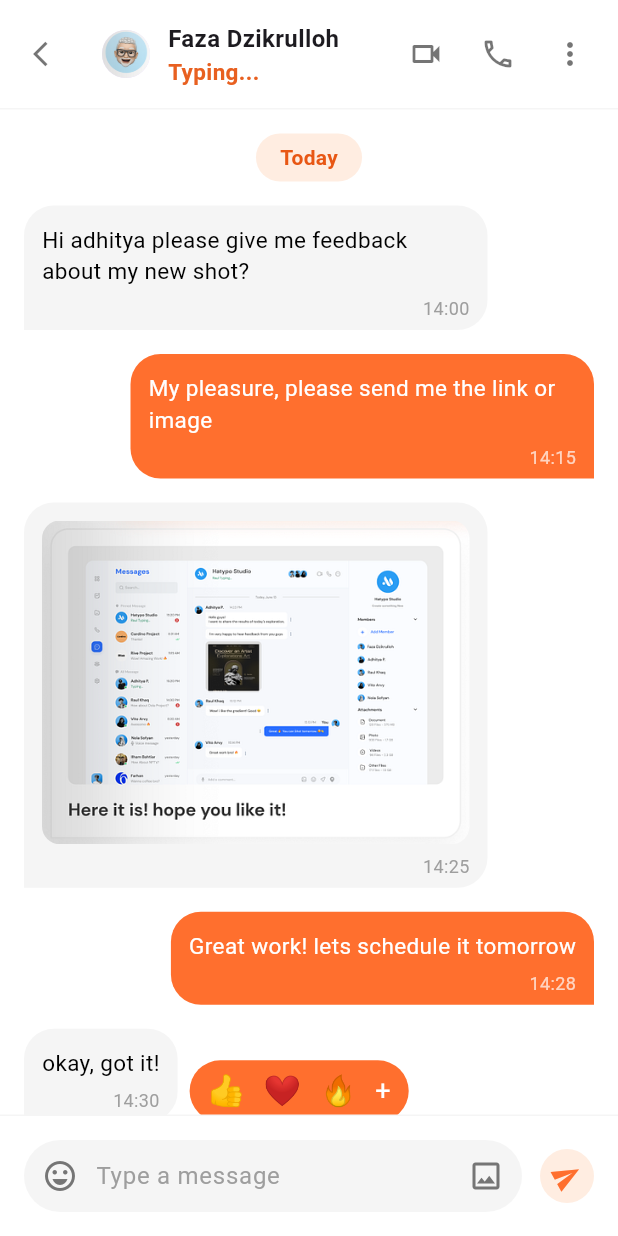
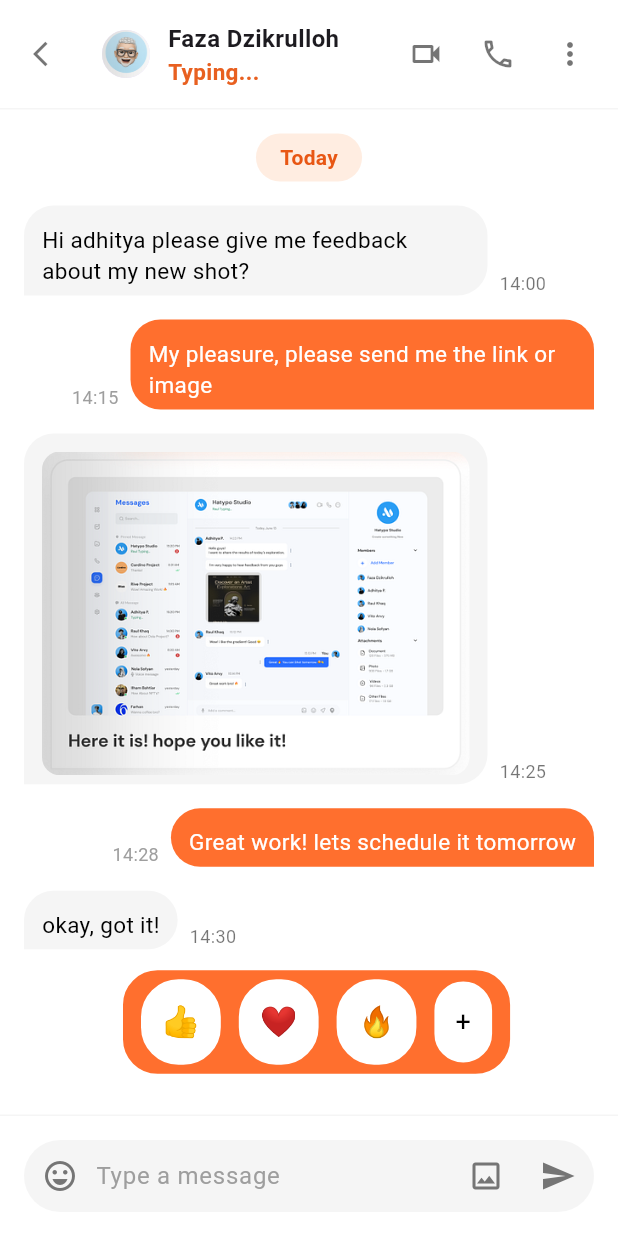
Before and after one commit to keerthana2331/chat_flutter, a Flutter app: the screen it shows after launch, after a tap on "Let's Get Started", after a tap on "Faza Dzikrulloh", on a phone screen of 412 x 824 dp. Run offline on Flutter 3.47's test engine with Material 3 defaults, Android fonts, the phone set to English and light mode, and no system bars.

Commit message:
made some changes

```diff
--- a/lib/screens/screen3.dart
+++ b/lib/screens/screen3.dart
@@ -127,7 +127,7 @@ class ChatScreenState extends State<ChatScreen> {
 
   Widget buildMessageList() {
     return ListView(
-      padding: const EdgeInsets.all(16),
+      padding: const EdgeInsets.fromLTRB(16, 16, 16, 80),
       children: [
         Center(
           child: Container(
@@ -163,14 +163,60 @@ class ChatScreenState extends State<ChatScreen> {
                 message.isMe ? MainAxisAlignment.end : MainAxisAlignment.start,
             crossAxisAlignment: CrossAxisAlignment.end,
             children: [
+              if (!message.isMe) ...[
+                buildMessageBubble(message),
+                const SizedBox(width: 8),
+                Text(
+                  message.time,
+                  style: const TextStyle(
+                    color: Colors.black54,
+                    fontSize: 12,
+                  ),
+                ),
+              ] else ...[
+                Text(
+                  message.time,
+                  style: const TextStyle(
+                    color: Colors.grey,
+                    fontSize: 12,
+                  ),
+                ),
+                const SizedBox(width: 8),
+                buildMessageBubble(message),
+              ],
+            ],
+          ),
+          if (message.showReactions) ...[
+            const SizedBox(height: 4),
+            Row(
+              mainAxisAlignment: message.isMe
+                  ? MainAxisAlignment.end
+                  : MainAxisAlignment.start,
+              children: [
+                if (!message.isMe) const SizedBox(width: 48),
+                Padding(
+                  padding: const EdgeInsets.only(top: 8, left: 16),
+                  child: buildReactionBar(),
+                ),
+              ],
+            ),
+          ],
+        ],
+      ),
+    );
+  }
+
+  Widget buildMessageBubble(Message message) {
+    return Column(
+      crossAxisAlignment: CrossAxisAlignment.start,
+      children: [
         Container(
           constraints: BoxConstraints(
             maxWidth: MediaQuery.of(context).size.width * 0.75,
           ),
           decoration: BoxDecoration(
-                  color: message.isMe
-                      ? const Color(0xFFFF6F2E)
-                      : Colors.grey.shade100,
+            color:
+                message.isMe ? const Color(0xFFFF6F2E) : Colors.grey.shade100,
             borderRadius: BorderRadius.only(
               topLeft: const Radius.circular(20),
               topRight: const Radius.circular(20),
@@ -178,10 +224,7 @@ class ChatScreenState extends State<ChatScreen> {
               bottomRight: Radius.circular(message.isMe ? 0 : 20),
             ),
           ),
-                child: Column(
-                  crossAxisAlignment: CrossAxisAlignment.end,
-                  children: [
-                    Padding(
+          child: Padding(
             padding: const EdgeInsets.fromLTRB(12, 12, 12, 6),
             child: Column(
               crossAxisAlignment: CrossAxisAlignment.start,
@@ -190,8 +233,7 @@ class ChatScreenState extends State<ChatScreen> {
                   Text(
                     message.text!,
                     style: TextStyle(
-                                color:
-                                    message.isMe ? Colors.white : Colors.black,
+                      color: message.isMe ? Colors.white : Colors.black,
                       fontSize: 15,
                     ),
                   ),
@@ -209,27 +251,18 @@ class ChatScreenState extends State<ChatScreen> {
               ],
             ),
           ),
-                    Padding(
-                      padding: const EdgeInsets.only(right: 12, bottom: 6),
-                      child: Text(
-                        message.time,
-                        style: TextStyle(
-                          color: message.isMe ? Colors.white70 : Colors.grey,
-                          fontSize: 12,
-                        ),
-                      ),
         ),
       ],
-                ),
-              ),
-              if (message.showReactions) ...[
-                const SizedBox(width: 8),
-                Container(
-                  padding:
-                      const EdgeInsets.symmetric(horizontal: 12, vertical: 6),
+    );
+  }
+
+  Widget buildReactionBar() {
+    return Container(
+      padding: const EdgeInsets.symmetric(horizontal: 12, vertical: 6),
       decoration: BoxDecoration(
         color: const Color(0xFFFF6F2E),
         borderRadius: BorderRadius.circular(25),
+        border: Border.all(color: Colors.white, width: 2),
       ),
       child: Row(
         mainAxisSize: MainAxisSize.min,
@@ -243,23 +276,29 @@ class ChatScreenState extends State<ChatScreen> {
           buildReactionButton('+', isText: true),
         ],
       ),
-                ),
-              ],
-            ],
-          ),
-        ],
-      ),
     );
   }
 
   Widget buildReactionButton(String emoji, {bool isText = false}) {
     return GestureDetector(
-      onTap: () {},
+      onTap: () {
+        // Handle reaction
+      },
+      child: Container(
+        decoration: BoxDecoration(
+          color: Colors.white,
+          border: Border.all(color: Colors.white, width: 2),
+          borderRadius: BorderRadius.circular(25),
+        ),
+        padding: const EdgeInsets.all(12),
+        child: Center(
           child: Text(
             emoji,
             style: TextStyle(
               fontSize: isText ? 18 : 20,
-          color: isText ? Colors.white : null,
+              color: isText ? Colors.black : Colors.black,
+            ),
+          ),
         ),
       ),
     );
@@ -306,23 +345,23 @@ class ChatScreenState extends State<ChatScreen> {
                     color: Colors.grey.shade600,
                     onPressed: () {},
                   ),
+                  IconButton(
+                    icon: const Icon(Icons.send),
+                    color: Colors.grey.shade600,
+                    onPressed: () {
+                      if (messageController.text.isNotEmpty) {
+                        setState(() {
+                          messages.add(Message(
+                            text: messageController.text,
+                            time: "Now",
+                            isMe: true,
+                          ));
+                          messageController.clear();
+                        });
+                      }
+                    },
+                  ),
                 ],
-              ),
-            ),
-          ),
-          const SizedBox(width: 12),
-          Container(
-            padding: const EdgeInsets.all(8),
-            decoration: const BoxDecoration(
-              color: Color(0xFFFFEDE1),
-              shape: BoxShape.circle,
-            ),
-            child: Transform.rotate(
-              angle: -0.5,
-              child: const Icon(
-                Icons.send,
-                color: Color(0xFFFF6F2E),
-                size: 20,
               ),
             ),
           ),
@@ -330,26 +369,20 @@ class ChatScreenState extends State<ChatScreen> {
       ),
     );
   }
-
-  @override
-  void dispose() {
-    messageController.dispose();
-    super.dispose();
-  }
 }
 
 class Message {
   final String? text;
+  final String? image;
   final String time;
   final bool isMe;
-  final String? image;
   final bool showReactions;
 
   const Message({
     this.text,
+    this.image,
     required this.time,
     required this.isMe,
-    this.image,
     this.showReactions = false,
   });
 }
```
Lines whose indentation alone changed are shown as unchanged.
